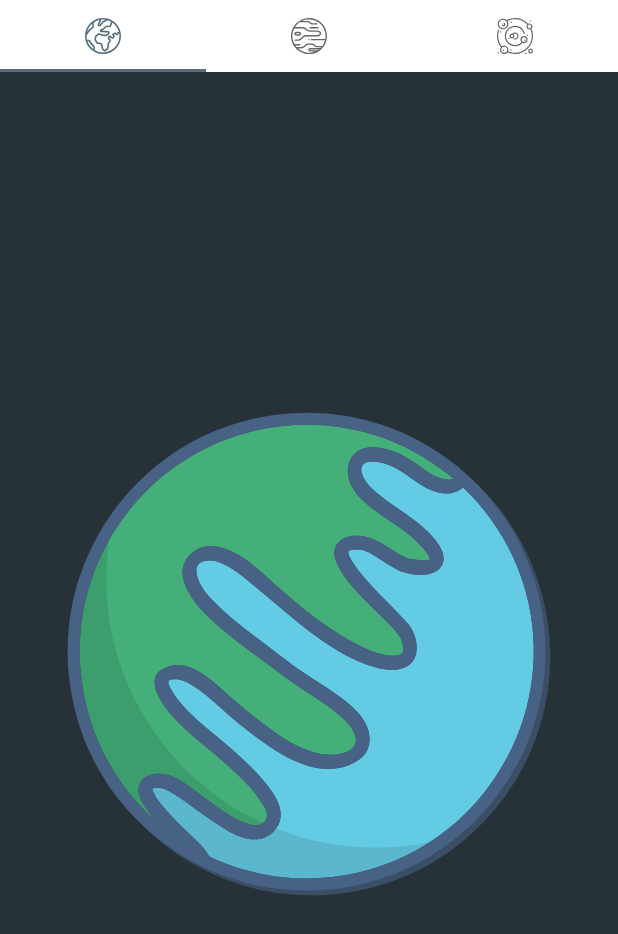
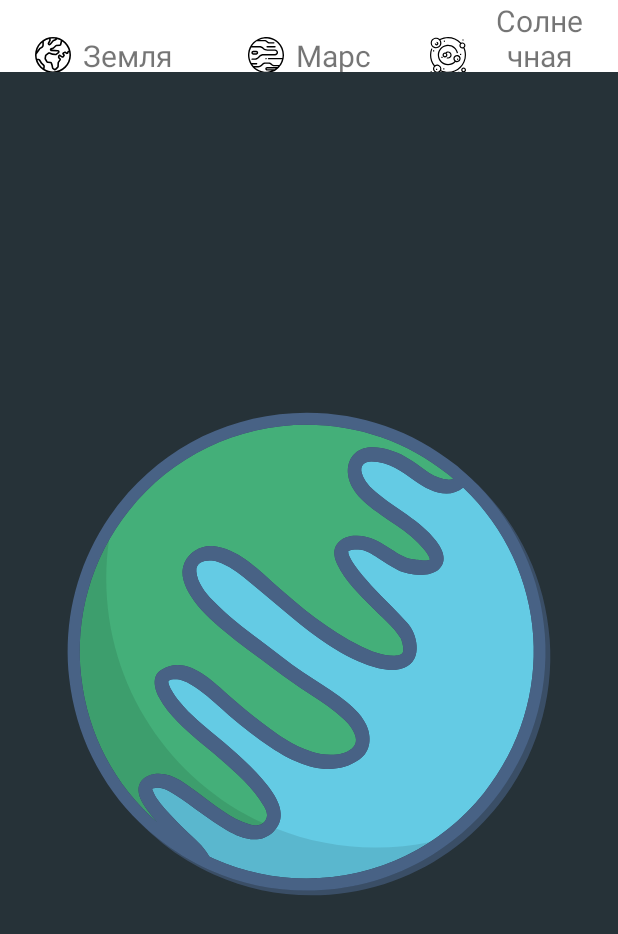
Before and after one commit to pavlovsergey93/MaterialDesign, an Android app: the ViewPagerFragment screen opened directly, with no data from a screen before it, on a phone screen of 412 x 824 dp. Shown: the top 934 px of the screen. Run offline under Robolectric (Android 15) with nearby library versions, the phone set to English and light mode, and no system bars; Roboto replaces fonts that are not available here.

Commit message:
изменено содержание TabLayout setCustomView

```diff
--- a/app/src/main/java/com/gmail/pavlovsv93/materialdesign/view/navigation/viewpager/ViewPagerFragment.kt
+++ b/app/src/main/java/com/gmail/pavlovsv93/materialdesign/view/navigation/viewpager/ViewPagerFragment.kt
@@ -41,9 +41,9 @@ class ViewPagerFragment : Fragment() {
         )
         binding.fTabLayout.setupWithViewPager(binding.viewPager)
 
-        binding.fTabLayout.getTabAt(EARTH_KEY)?.setIcon(R.drawable.ic_earth)
-        binding.fTabLayout.getTabAt(MARS_KEY)?.setIcon(R.drawable.ic_mars)
-        binding.fTabLayout.getTabAt(SOLAR_SYSTEM_KEY)?.setIcon(R.drawable.ic_system)
+        binding.fTabLayout.getTabAt(EARTH_KEY)?.setCustomView(R.layout.activity_view_pager_item_earth)
+        binding.fTabLayout.getTabAt(MARS_KEY)?.setCustomView(R.layout.activity_view_pager_item_mars)
+        binding.fTabLayout.getTabAt(SOLAR_SYSTEM_KEY)?.setCustomView(R.layout.activity_view_pager_item_solar_system)
     }
 
 
--- a/app/src/main/java/com/gmail/pavlovsv93/materialdesign/viewmodel/SettingThemeAdapter.kt
+++ b/app/src/main/java/com/gmail/pavlovsv93/materialdesign/viewmodel/SettingThemeAdapter.kt
@@ -1,6 +1,5 @@
 package com.gmail.pavlovsv93.materialdesign.viewmodel
 
-import android.opengl.Visibility
 import android.view.LayoutInflater
 import android.view.View
 import android.view.ViewGroup
@@ -10,7 +9,6 @@ import androidx.recyclerview.widget.RecyclerView
 import com.gmail.pavlovsv93.materialdesign.R
 import com.gmail.pavlovsv93.materialdesign.view.menu.other.bottom.app.bar.SettingThemeFragment
 import com.gmail.pavlovsv93.materialdesign.model.theme.Theme
-import com.gmail.pavlovsv93.materialdesign.model.theme.ThemeStorage
 import com.gmail.pavlovsv93.materialdesign.utils.DEFAULT_THEME
 import com.gmail.pavlovsv93.materialdesign.utils.EquilateralImageView
 import com.google.android.material.textview.MaterialTextView
@@ -49,7 +47,7 @@ class SettingThemeAdapter(
 
     override fun onCreateViewHolder(parent: ViewGroup, viewType: Int): SettingThemeViewHolder =
         SettingThemeViewHolder(
-            LayoutInflater.from(parent.context).inflate(R.layout.item_theme, parent, false) as View
+            LayoutInflater.from(parent.context).inflate(R.layout.fragment_setting_theme_item_theme, parent, false) as View
         )
 
     override fun onBindViewHolder(holder: SettingThemeViewHolder, position: Int) {
--- /dev/null
+++ b/app/src/main/res/layout/activity_view_pager_item_earth.xml
@@ -0,0 +1,21 @@
+<?xml version="1.0" encoding="utf-8"?>
+<androidx.constraintlayout.widget.ConstraintLayout xmlns:android="http://schemas.android.com/apk/res/android"
+    xmlns:app="http://schemas.android.com/apk/res-auto"
+    android:layout_width="match_parent"
+    android:layout_height="wrap_content">
+
+    <androidx.appcompat.widget.AppCompatTextView
+        android:id="@+id/avpie_app_compat_text_view"
+        android:layout_width="wrap_content"
+        android:layout_height="wrap_content"
+        android:drawableStart="@drawable/ic_earth"
+        android:drawablePadding="@dimen/_s8dp"
+        android:gravity="center"
+        android:text="@string/earth"
+        android:textSize="@dimen/_t20sp"
+        app:layout_constraintBottom_toBottomOf="parent"
+        app:layout_constraintEnd_toEndOf="parent"
+        app:layout_constraintStart_toStartOf="parent"
+        app:layout_constraintTop_toTopOf="parent" />
+
+</androidx.constraintlayout.widget.ConstraintLayout>
--- /dev/null
+++ b/app/src/main/res/layout/activity_view_pager_item_mars.xml
@@ -0,0 +1,21 @@
+<?xml version="1.0" encoding="utf-8"?>
+<androidx.constraintlayout.widget.ConstraintLayout xmlns:android="http://schemas.android.com/apk/res/android"
+    xmlns:app="http://schemas.android.com/apk/res-auto"
+    android:layout_width="match_parent"
+    android:layout_height="wrap_content">
+
+    <androidx.appcompat.widget.AppCompatTextView
+        android:id="@+id/avpim_app_compat_text_view"
+        android:layout_width="wrap_content"
+        android:layout_height="wrap_content"
+        android:drawableStart="@drawable/ic_mars"
+        android:drawablePadding="@dimen/_s8dp"
+        android:gravity="center"
+        android:text="@string/mars"
+        android:textSize="@dimen/_t20sp"
+        app:layout_constraintBottom_toBottomOf="parent"
+        app:layout_constraintEnd_toEndOf="parent"
+        app:layout_constraintStart_toStartOf="parent"
+        app:layout_constraintTop_toTopOf="parent" />
+
+</androidx.constraintlayout.widget.ConstraintLayout>
--- /dev/null
+++ b/app/src/main/res/layout/activity_view_pager_item_solar_system.xml
@@ -0,0 +1,21 @@
+<?xml version="1.0" encoding="utf-8"?>
+<androidx.constraintlayout.widget.ConstraintLayout xmlns:android="http://schemas.android.com/apk/res/android"
+    xmlns:app="http://schemas.android.com/apk/res-auto"
+    android:layout_width="match_parent"
+    android:layout_height="wrap_content">
+
+    <androidx.appcompat.widget.AppCompatTextView
+        android:id="@+id/avpim_app_compat_text_view"
+        android:layout_width="wrap_content"
+        android:layout_height="wrap_content"
+        android:drawableStart="@drawable/ic_system"
+        android:drawablePadding="@dimen/_s8dp"
+        android:gravity="center"
+        android:text="@string/solar_system"
+        android:textSize="@dimen/_t20sp"
+        app:layout_constraintBottom_toBottomOf="parent"
+        app:layout_constraintEnd_toEndOf="parent"
+        app:layout_constraintStart_toStartOf="parent"
+        app:layout_constraintTop_toTopOf="parent" />
+
+</androidx.constraintlayout.widget.ConstraintLayout>
--- a/app/src/main/res/layout/bottom_navigation_fragment.xml
+++ b/app/src/main/res/layout/bottom_navigation_fragment.xml
@@ -9,7 +9,7 @@
         android:layout_width="match_parent"
         android:layout_height="wrap_content"
         android:layout_gravity="bottom|start"
-        android:layout_margin="@dimen/_8sdp"
+        android:layout_margin="@dimen/_s8dp"
         app:menu="@menu/menu_bootom_navigation"/>
 
 </LinearLayout>
--- a/app/src/main/res/layout/fragment_bottom_sheet_dialog.xml
+++ b/app/src/main/res/layout/fragment_bottom_sheet_dialog.xml
@@ -14,14 +14,14 @@
         android:id="@+id/f_bottom_sheet_line"
         android:layout_width="100dp"
         android:layout_height="1dp"
-        android:layout_marginTop="@dimen/_8sdp"
+        android:layout_marginTop="@dimen/_s8dp"
         app:layout_constraintEnd_toEndOf="parent"
         app:layout_constraintStart_toStartOf="parent"
         app:layout_constraintTop_toTopOf="parent" />
 
     <TextView
         android:fontFamily="@font/caesar_dressing"
-        android:textSize="@dimen/_25tsp"
+        android:textSize="@dimen/_t25sp"
         android:id="@+id/f_bottom_sheet_title"
         android:layout_width="wrap_content"
         android:layout_height="wrap_content"
@@ -30,7 +30,7 @@
         app:layout_constraintTop_toBottomOf="@id/f_bottom_sheet_line" />
 
     <TextView
-        android:textSize="@dimen/_18tsp"
+        android:textSize="@dimen/_t18sp"
         android:id="@+id/f_bottom_sheet_description"
         android:fontFamily="@font/anton"
         android:layout_width="wrap_content"
--- a/app/src/main/res/layout/fragment_chips.xml
+++ b/app/src/main/res/layout/fragment_chips.xml
@@ -4,7 +4,7 @@
     android:layout_width="match_parent"
     android:layout_height="match_parent"
     xmlns:tools="http://schemas.android.com/tools"
-    android:layout_margin="@dimen/_8sdp"
+    android:layout_margin="@dimen/_s8dp"
     android:orientation="vertical">
 
     <androidx.constraintlayout.widget.ConstraintLayout
--- a/app/src/main/res/layout/fragment_picture_of_the_day.xml
+++ b/app/src/main/res/layout/fragment_picture_of_the_day.xml
@@ -35,7 +35,7 @@
             android:layout_width="0dp"
             android:layout_height="wrap_content"
             app:singleSelection="true"
-            android:padding="@dimen/_8sdp"
+            android:padding="@dimen/_s8dp"
             android:id="@+id/f_pictures_chip_group"
             app:layout_constraintStart_toStartOf="parent"
             app:layout_constraintEnd_toEndOf="parent"
--- a/app/src/main/res/layout/fragment_setting_theme.xml
+++ b/app/src/main/res/layout/fragment_setting_theme.xml
@@ -4,4 +4,4 @@
     android:layout_height="match_parent"
     android:orientation="vertical"
     android:id="@+id/f_setting_theme_container"
-    android:layout_margin="@dimen/_8sdp"/>
+    android:layout_margin="@dimen/_s8dp"/>
--- a/app/src/main/res/values/themes.xml
+++ b/app/src/main/res/values/themes.xml
@@ -19,8 +19,7 @@
         <item name="colorOnTertiaryContainer">?colorTheme_900</item>
 
         <!-- todo хирургическое применение стилей для всех однотипных View -->
-        <item name="bottomAppBarStyle">@style/myBottomAppBar
-        </item> <!-- изменение стиля BottomAppBar -->
+        <item name="bottomAppBarStyle">@style/myBottomAppBar</item> <!-- изменение стиля BottomAppBar -->
         <!--        <item name="floatingActionButtonStyle">@style/myFabBottomAppBar</item> &lt;!&ndash; измененич стиля FAB &ndash;&gt;-->
         <!--        <item name="chipStyle">@style/myChipsStyle</item> &lt;!&ndash; измененич стиля Chips &ndash;&gt;-->
 
```
Also changed, not shown: app/src/main/res/layout/fragment_setting_theme_item_theme.xml (renamed from app/src/main/res/layout/item_theme.xml, +5 -5 lines), app/src/main/res/values/dimens.xml (+6 -5 lines), app/src/main/res/values/style.xml (+7 -0 lines).
